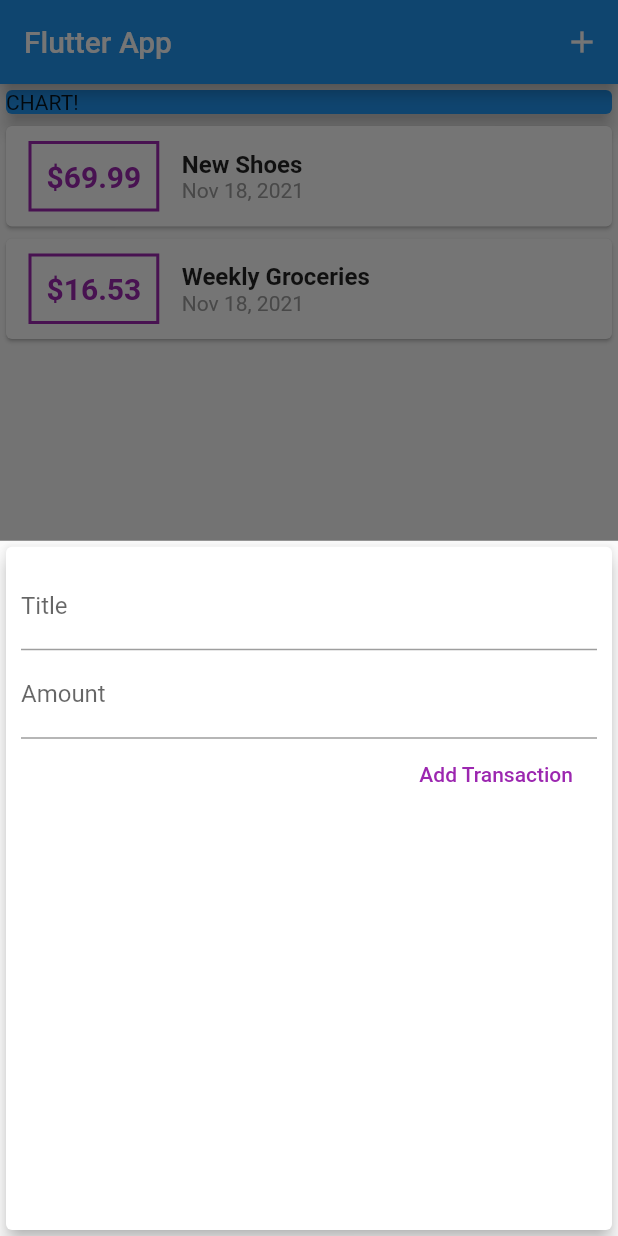
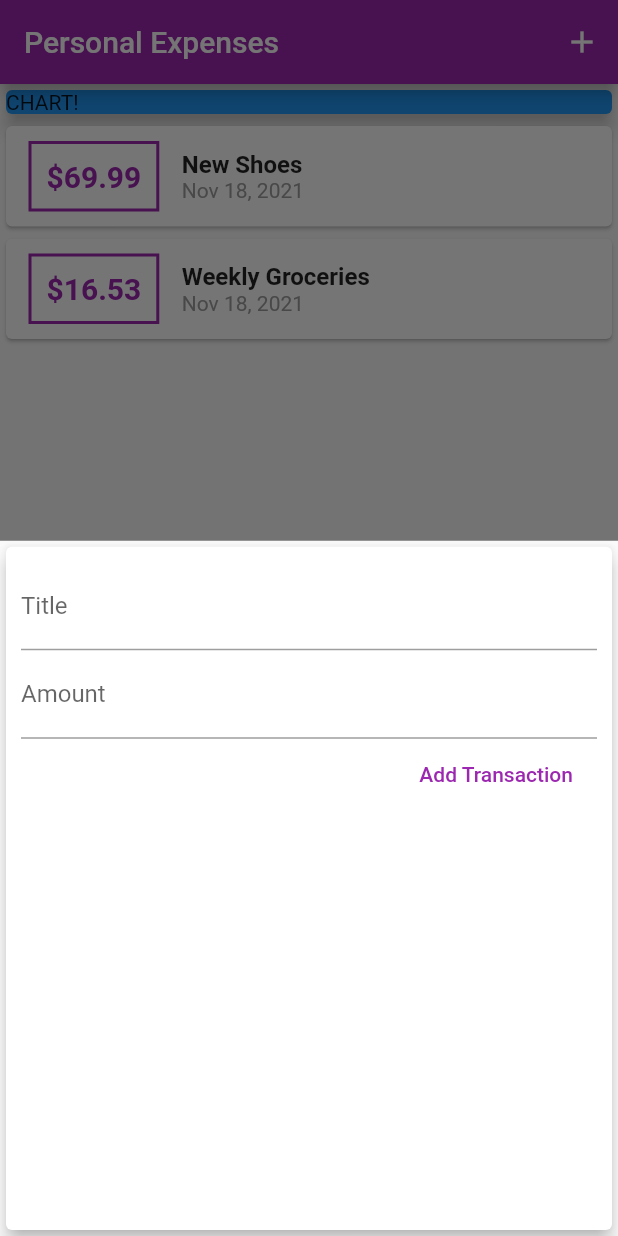
Before and after one commit to mostafaadawy/flutter_complete_guide_lesson4, a Flutter app: the screen it shows after launch, after a tap on the "add" icon, on a phone screen of 412 x 824 dp. Run offline on Flutter 3.47's test engine with Material 2 defaults, Android fonts, the phone set to English and light mode, and no system bars.

```diff
--- a/lib/main.dart
+++ b/lib/main.dart
@@ -10,7 +10,11 @@
   @override
   Widget build(BuildContext context) {
     return MaterialApp(
-      title: 'Flutter App',
+      title: 'Personal Expenses',
+      theme: ThemeData(
+        primarySwatch: Colors.purple,
+        accentColor: Colors.amber,
+      ),
       home: MyHomePage(),
     );
   }
@@ -69,7 +73,7 @@
   Widget build(BuildContext context) {
     return Scaffold(
       appBar: AppBar(
-        title: Text('Flutter App'),
+        title: Text('Personal Expenses'),
         actions: <Widget>[
           IconButton(
             icon: Icon(Icons.add),
--- a/lib/widgets/new_transaction.dart
+++ b/lib/widgets/new_transaction.dart
@@ -1,11 +1,18 @@
 import 'package:flutter/material.dart';
 
-class NewTransaction extends StatelessWidget {
+class NewTransaction extends StatefulWidget {
   final Function addTx;
-  final titleController = TextEditingController();
-  final amountController = TextEditingController();
 
   NewTransaction(this.addTx);
+
+  @override
+  _NewTransactionState createState() => _NewTransactionState();
+}
+
+class _NewTransactionState extends State<NewTransaction> {
+  final titleController = TextEditingController();
+
+  final amountController = TextEditingController();
 
   void submitData() {
     final enteredTitle = titleController.text;
@@ -15,10 +22,12 @@
       return;
     }
 
-    addTx(
+    widget.addTx(
       enteredTitle,
       enteredAmount,
     );
+
+    Navigator.of(context).pop();
   }
 
   @override
--- a/lib/widgets/transaction_list.dart
+++ b/lib/widgets/transaction_list.dart
@@ -24,7 +24,7 @@
                   ),
                   decoration: BoxDecoration(
                     border: Border.all(
-                      color: Colors.purple,
+                      color: Theme.of(context).primaryColor,
                       width: 2,
                     ),
                   ),
@@ -34,7 +34,7 @@
                     style: TextStyle(
                       fontWeight: FontWeight.bold,
                       fontSize: 20,
-                      color: Colors.purple,
+                      color: Theme.of(context).primaryColor,
                     ),
                   ),
                 ),
```
